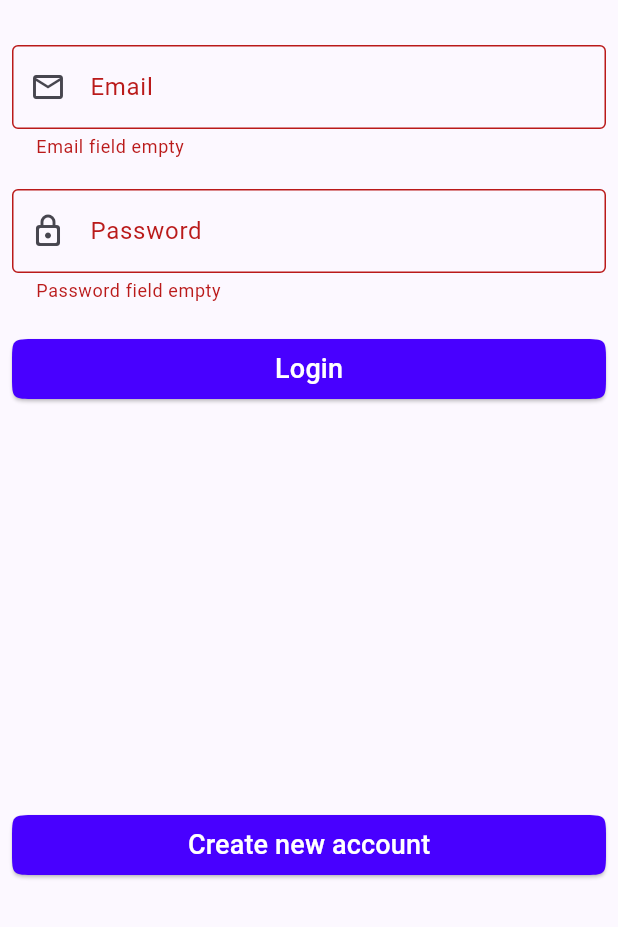
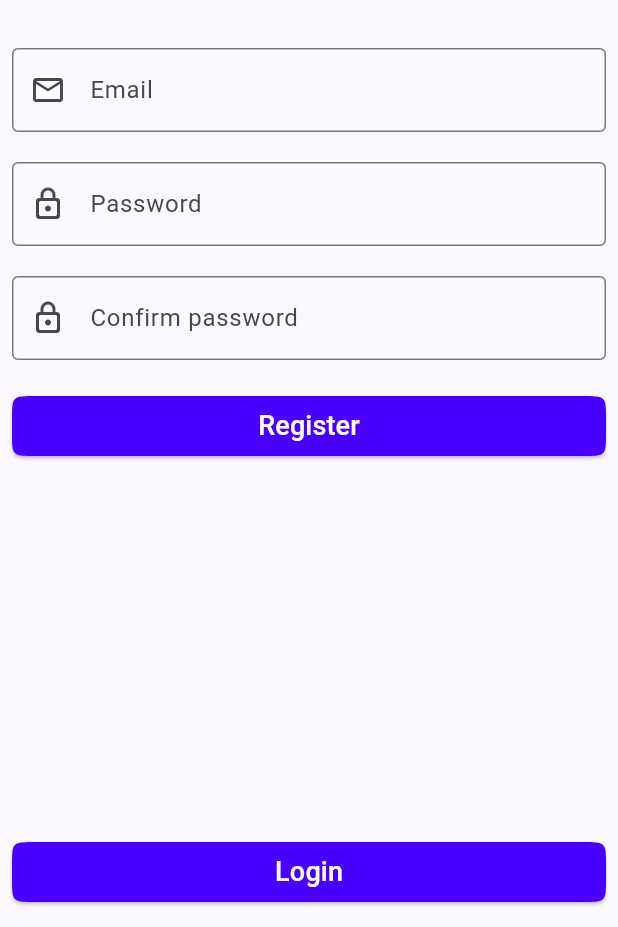
Before and after one commit to Mohamed-Elsayed-zakria/creativa, a Flutter app: the LoginView screen opened directly, after a tap on "Login", after a tap on "Create new account", on a phone screen of 412 x 824 dp, the part 309-1236 px from its top. Run offline on Flutter 3.47's test engine with Material 3 defaults, Android fonts, the phone set to English and light mode, and no system bars; our stand-ins replace dio, firebase_core, flutter_iconly; accounts and stored records are empty; network calls fail.

Commit message:
add create account design

```diff
--- a/lib/featrues/auth/presentation/views/login_view.dart
+++ b/lib/featrues/auth/presentation/views/login_view.dart
@@ -1,5 +1,5 @@
 import 'package:flutter/material.dart';
-import 'widgets/login_view_body.dart';
+import 'widgets/login/login_view_body.dart';
 
 class LoginView extends StatelessWidget {
   const LoginView({super.key});
--- /dev/null
+++ b/lib/featrues/auth/presentation/views/register_view.dart
@@ -0,0 +1,13 @@
+import 'widgets/register/register_view_body.dart';
+import 'package:flutter/material.dart';
+
+class RegisterView extends StatelessWidget {
+  const RegisterView({super.key});
+
+  @override
+  Widget build(BuildContext context) {
+    return const Scaffold(
+      body: RegisterViewBody(),
+    );
+  }
+}
--- a/lib/featrues/auth/presentation/views/splash_view.dart
+++ b/lib/featrues/auth/presentation/views/splash_view.dart
@@ -1,6 +1,6 @@
 import 'package:createva/featrues/auth/presentation/views/login_view.dart';
 import 'package:flutter/material.dart';
-import 'widgets/splash_view_body.dart';
+import 'widgets/splash/splash_view_body.dart';
 import '../../../../core/colors.dart';
 
 class SplashView extends StatelessWidget {
--- a/lib/featrues/auth/presentation/views/widgets/login_data_taking.dart
+++ b/lib/featrues/auth/presentation/views/widgets/login/login_data_taking.dart
@@ -1,5 +1,5 @@
-import '../../../../../core/widgets/custom_form_field.dart';
-import '../../controllers/login_controller.dart';
+import '../../../../../../core/widgets/custom_form_field.dart';
+import '../../../controllers/login_controller.dart';
 import 'package:flutter/material.dart';
 
 class LoginDataTaking extends StatelessWidget {
--- a/lib/featrues/auth/presentation/views/widgets/login_view_body.dart
+++ b/lib/featrues/auth/presentation/views/widgets/login/login_view_body.dart
@@ -1,10 +1,11 @@
-import '../../../../main_home/presentation/views/main_home_view.dart';
-import '../../../../../core/widgets/custom_buttom.dart';
-import '../../controllers/login_controller.dart';
-import '../../../../../core/screen_size.dart';
+import '../../../../../main_home/presentation/views/main_home_view.dart';
+import '../../../../../../core/widgets/custom_buttom.dart';
+import '../../../controllers/login_controller.dart';
+import '../../../../../../core/screen_size.dart';
 import 'package:flutter/material.dart';
+import '../../register_view.dart';
 import 'login_data_taking.dart';
-import 'header.dart';
+import '../header.dart';
 
 class LoginViewBody extends StatelessWidget {
   const LoginViewBody({super.key});
@@ -44,7 +45,14 @@ class LoginViewBody extends StatelessWidget {
                   ),
                   CustomButton(
                     text: 'Create new account',
-                    onPressed: () {},
+                    onPressed: () {
+                      Navigator.pushReplacement(
+                        context,
+                        MaterialPageRoute(
+                          builder: (context) => const RegisterView(),
+                        ),
+                      );
+                    },
                   ),
                 ],
               ),
--- /dev/null
+++ b/lib/featrues/auth/presentation/views/widgets/register/register_buttom_sent_data.dart
@@ -0,0 +1,22 @@
+import '../../../../../../core/widgets/custom_buttom.dart';
+import '../../../controllers/register_controller.dart';
+import 'package:flutter/material.dart';
+
+class RegisterButtomSentData extends StatelessWidget {
+  const RegisterButtomSentData({super.key});
+
+  @override
+  Widget build(BuildContext context) {
+    return CustomButton(
+      text: 'Register',
+      onPressed: () {
+        if (formKeyRegister.currentState!.validate()) {
+          createNewAccount(
+            emailAddress: registerGetEmail.text,
+            password: registerGetPassword.text,
+          );
+        }
+      },
+    );
+  }
+}
--- /dev/null
+++ b/lib/featrues/auth/presentation/views/widgets/register/register_data_taking.dart
@@ -0,0 +1,46 @@
+import '../../../../../../core/widgets/custom_form_field.dart';
+import '../../../controllers/register_controller.dart';
+import 'package:flutter/material.dart';
+
+
+class RegisterDataTaking extends StatelessWidget {
+  const RegisterDataTaking({super.key});
+
+  @override
+  Widget build(BuildContext context) {
+    return Form(
+      key: formKeyRegister,
+      child: Column(
+        children: [
+          CustomFormField(
+            validator: (value) => registervalidatorEmail(value: value),
+            controller: registerGetEmail,
+            label: 'Email',
+            hintText: 'Enter your Email',
+            prefixIcon: const Icon(Icons.email_outlined),
+            keyboardType: TextInputType.emailAddress,
+          ),
+          CustomFormField(
+            validator: (value) => registervalidatorpassword(value: value),
+            obscureText:true ,
+            controller: registerGetPassword,
+            label: 'Password',
+            hintText: 'Enter your Password',
+            prefixIcon: const Icon(Icons.lock_outline_rounded),
+            keyboardType: TextInputType.visiblePassword,
+          ),
+          CustomFormField(
+            validator: (value) =>
+                registervalidatorConfirmPassword(value: value),
+            obscureText: true,
+            controller: registerGetRetypePassword,
+            label: 'Confirm password',
+            hintText: 'Reconfirm your password',
+            prefixIcon: const Icon(Icons.lock_outline_rounded),
+            keyboardType: TextInputType.emailAddress,
+          ),
+        ],
+      ),
+    );
+  }
+}
--- /dev/null
+++ b/lib/featrues/auth/presentation/views/widgets/register/register_view_body.dart
@@ -0,0 +1,45 @@
+import '../../../../../../core/widgets/custom_buttom.dart';
+import '../../../../../../core/screen_size.dart';
+import 'package:flutter/material.dart';
+import '../header.dart';
+import 'register_buttom_sent_data.dart';
+import 'register_data_taking.dart';
+
+class RegisterViewBody extends StatelessWidget {
+  const RegisterViewBody({super.key});
+
+  @override
+  Widget build(BuildContext context) {
+final size = sizeScreen(context: context);
+    return Column(
+      children: [
+        const Header(),
+        Expanded(
+          child: SingleChildScrollView(
+            child: Container(
+              height: size.height * .72,
+              margin: const EdgeInsets.symmetric(vertical: 10),
+              padding: const EdgeInsets.symmetric(horizontal: 8),
+              child: Column(
+                mainAxisAlignment: MainAxisAlignment.spaceBetween,
+                children: [
+                  const Column(
+                    children: [
+                      RegisterDataTaking(),
+                      // RegisterUsagePolicy(),
+                      RegisterButtomSentData(),
+                    ],
+                  ),
+                  CustomButton(
+                    text: 'Login',
+                    onPressed: () => Navigator.pop(context),
+                  ),
+                ],
+              ),
+            ),
+          ),
+        ),
+      ],
+    );
+  }
+}
--- a/lib/featrues/auth/presentation/views/widgets/splash_view_body.dart
+++ b/lib/featrues/auth/presentation/views/widgets/splash/splash_view_body.dart
@@ -1,6 +1,6 @@
 import 'package:flutter/material.dart';
-import '../../../../../core/assets.dart';
-import '../../../../../core/screen_size.dart';
+import '../../../../../../core/assets.dart';
+import '../../../../../../core/screen_size.dart';
 
 class SplashViewBody extends StatelessWidget {
   const SplashViewBody({super.key});
--- a/lib/main.dart
+++ b/lib/main.dart
@@ -1,4 +1,4 @@
-import 'package:createva/featrues/auth/presentation/views/login_view.dart';
+import 'package:createva/featrues/main_home/presentation/views/main_home_view.dart';
 import 'package:firebase_core/firebase_core.dart';
 import 'package:createva/firebase_options.dart';
 import 'package:flutter/material.dart';
@@ -28,7 +28,7 @@ class Creativa extends StatelessWidget {
         ),
         useMaterial3: true,
       ),
-      home: const LoginView(),
+      home: const MainHomeView(),
     );
   }
 }
```
Also changed, not shown: lib/featrues/auth/presentation/controllers/register_controller.dart (added, +41 -0 lines).
